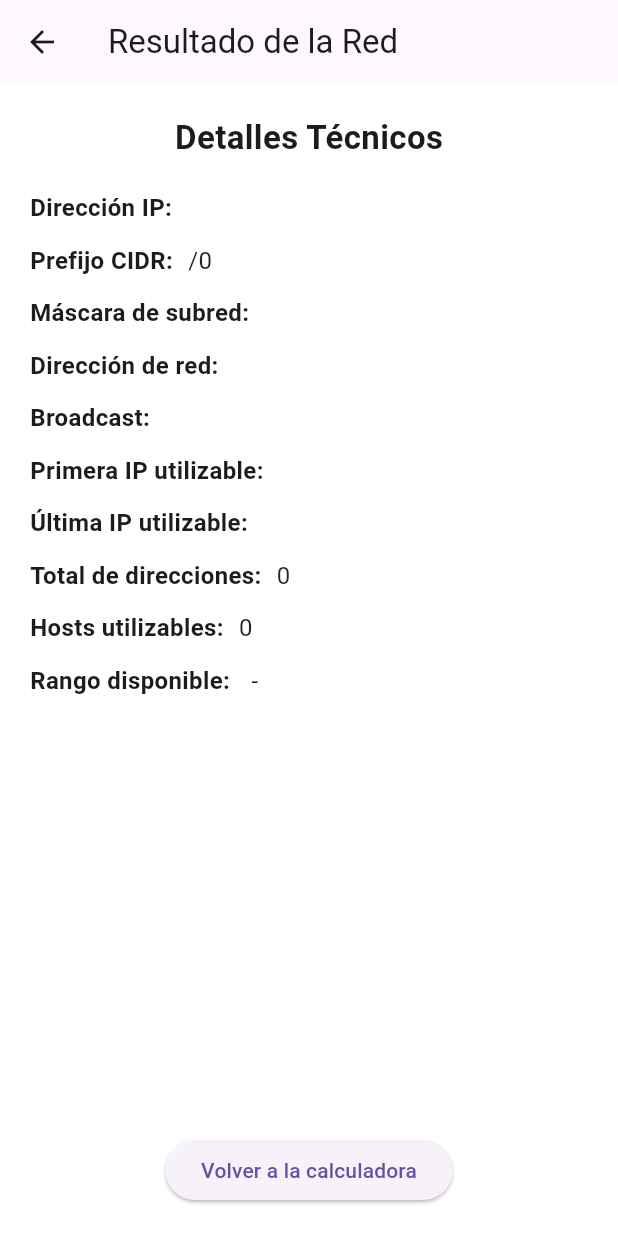
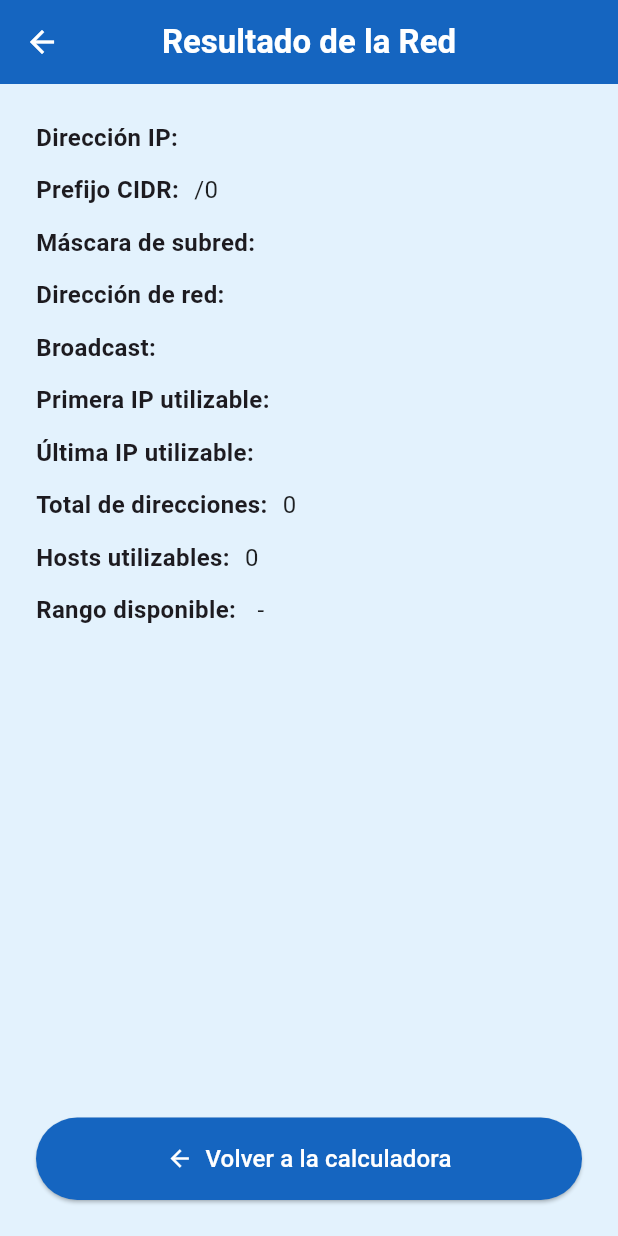
Before and after one commit to GabrielBaezJ/Aplicaciones_Moviles_Tarea_2, a Flutter app: the ResultadoPantalla screen opened directly with empty values, on a phone screen of 412 x 824 dp. Run offline on Flutter 3.47's test engine with Material 3 defaults, Android fonts, the phone set to English and light mode, and no system bars.

Commit message:
Mejoras en la parte visual

```diff
--- a/lib/vistas/pantallas/resultado_pantalla.dart
+++ b/lib/vistas/pantallas/resultado_pantalla.dart
@@ -7,24 +7,25 @@ class ResultadoPantalla extends StatelessWidget {
 
   @override
   Widget build(BuildContext context) {
-    // Se extrae el modelo de red que el controlador envió al cambiar de pantalla
     final SubredModelo redCalculada = ModalRoute.of(context)!.settings.arguments as SubredModelo;
 
     return Scaffold(
+      backgroundColor: Colors.blue[50],
+
       appBar: AppBar(
-        title: const Text('Resultado de la Red'),
+        title: const Text(
+          'Resultado de la Red',
+          style: TextStyle(fontWeight: FontWeight.bold, color: Colors.white),
+        ),
+        backgroundColor: Colors.blue[800],
+        centerTitle: true,
+        iconTheme: const IconThemeData(color: Colors.white),
       ),
       body: Padding(
-        padding: const EdgeInsets.all(20.0),
+        padding: const EdgeInsets.all(24.0),
         child: Column(
           children: [
-            const Text(
-              'Detalles Técnicos',
-              style: TextStyle(fontSize: 22, fontWeight: FontWeight.bold),
-            ),
-            const SizedBox(height: 20),
 
-            // Llamada al organismo pasándole los datos
             Expanded(
               child: ListView(
                 children: [
@@ -34,9 +35,24 @@ class ResultadoPantalla extends StatelessWidget {
             ),
 
             const SizedBox(height: 20),
-            ElevatedButton(
-              onPressed: () => Navigator.pop(context),
-              child: const Text('Volver a la calculadora'),
+
+            SizedBox(
+              width: double.infinity,
+              child: ElevatedButton.icon(
+                onPressed: () => Navigator.pop(context),
+                icon: const Icon(Icons.arrow_back, color: Colors.white),
+                label: const Text(
+                  'Volver a la calculadora',
+                  style: TextStyle(fontSize: 16, color: Colors.white),
+                ),
+                style: ElevatedButton.styleFrom(
+                  backgroundColor: Colors.blue[800],
+                  padding: const EdgeInsets.symmetric(vertical: 16),
+                  shape: RoundedRectangleBorder(
+                    borderRadius: BorderRadius.circular(30),
+                  ),
+                ),
+              ),
             ),
           ],
         ),
```
Also changed, not shown: lib/vistas/pantallas/calculadora_pantalla.dart (+21 -3 lines).
